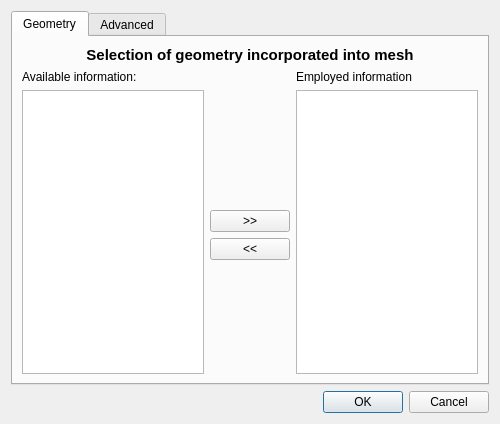
Qt form Applications/DataExplorer/DataView/GMSHPrefs.ui (ufz/ogs) before a commit.
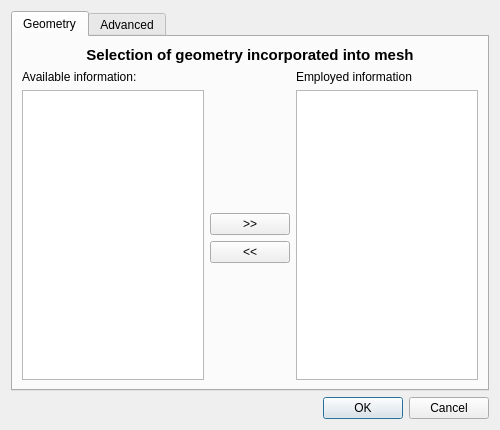
The same form after that commit.

```diff
--- a/Applications/DataExplorer/DataView/GMSHPrefs.ui
+++ b/Applications/DataExplorer/DataView/GMSHPrefs.ui
@@ -7,7 +7,7 @@
     <x>0</x>
     <y>0</y>
     <width>500</width>
-    <height>424</height>
+    <height>430</height>
    </rect>
   </property>
   <property name="sizePolicy">
@@ -16,6 +16,18 @@
     <verstretch>0</verstretch>
    </sizepolicy>
   </property>
+  <property name="minimumSize">
+   <size>
+    <width>500</width>
+    <height>430</height>
+   </size>
+  </property>
+  <property name="maximumSize">
+   <size>
+    <width>16777215</width>
+    <height>430</height>
+   </size>
+  </property>
   <property name="windowTitle">
    <string>Dialog</string>
   </property>
```
Left out of the diff: 10 changed lines with no effect on the pictures.
